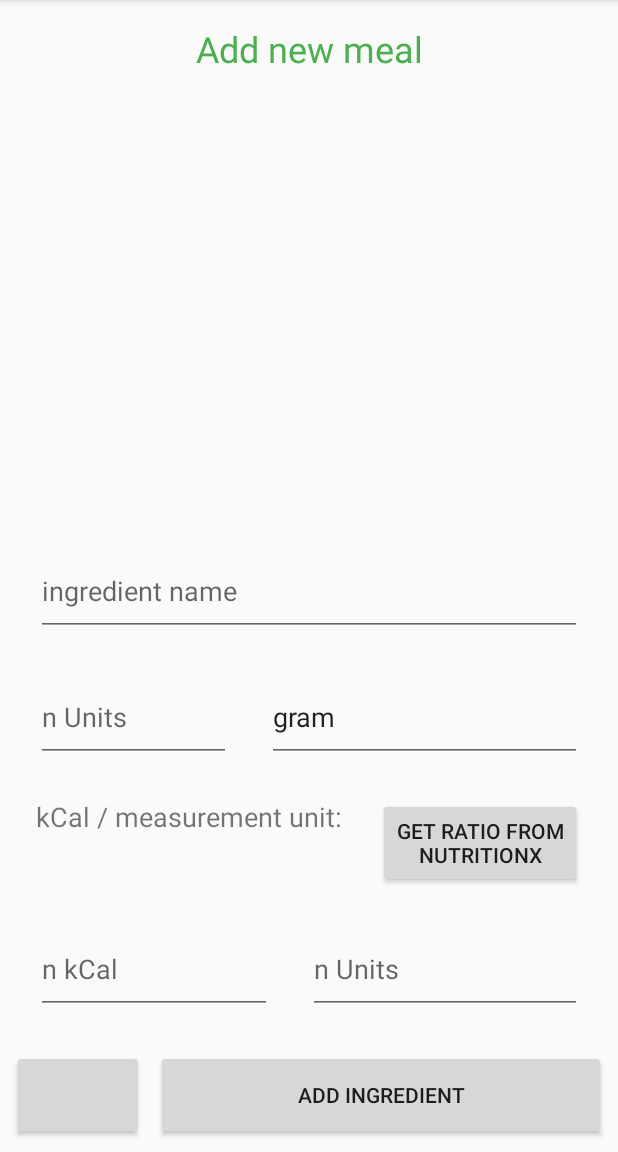
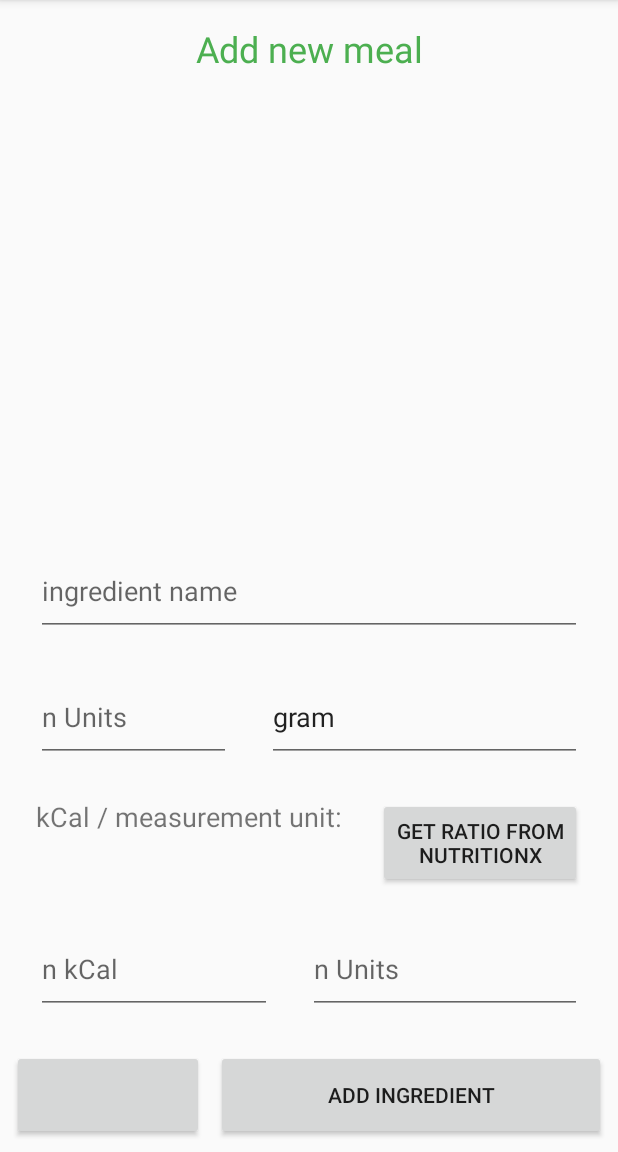
Before and after one commit to stefancrigler/Calorie_King_V2_stefan_rob, an Android app: the AddMealActivity screen opened directly, with no data from a screen before it, on a phone screen of 412 x 824 dp, the part 84-1236 px from its top. Run offline under Robolectric (Android 15) with nearby library versions, the phone set to English and light mode, and no system bars; our stand-ins replace Firebase (no records; nobody signed in at launch, a user with empty details on screens opened directly); Roboto replaces fonts that are not available here.

Commit message:
- fixed crashing problem going into "add new meal" activity

```diff
--- a/app/src/main/java/com/example/calorie_king_stefan_rob/AddMealActivity.java
+++ b/app/src/main/java/com/example/calorie_king_stefan_rob/AddMealActivity.java
@@ -37,7 +37,7 @@ public class AddMealActivity extends AppCompatActivity
    private TextView kcalRatioTextView;
 
    private FirebaseFirestore db;
-   private FirebaseUser currentUser;
+//   private FirebaseUser currentUser;
    private String currentUserUID;
 
    private static String LOG_TAG = "AddMealActivity";
@@ -57,26 +57,23 @@ public class AddMealActivity extends AppCompatActivity
 //      todaysLogRecyclerView.setAdapter(todaysLogAdapter);
 //      db = FirebaseFirestore.getInstance();
 
-      // ingredientNameEditText
+//      currentUserUID = getIntent().getStringExtra("currentUserUID");
+//      db.collection(currentUserUID).document().get
 
-      // unitNameEditText
-
-      // nUnitEditText
-
-      // nKcalInRatioEditText
-
-      // nUnitInRatioEditText
 
       // addIngredientButton
+      addIngredientButton = (Button) this.findViewById(R.id.button_add_ingredient);
       addIngredientButton.setOnClickListener(new View.OnClickListener()
       {
          @Override
          public void onClick(View v)
          {
+
          }
       });
 
       // editDeleteIngredientButton
+      editDeleteIngredientButton = (Button) this.findViewById(R.id.button_edit_delete_ingredient);
       editDeleteIngredientButton.setOnClickListener(new View.OnClickListener()
       {
          @Override
@@ -86,6 +83,7 @@ public class AddMealActivity extends AppCompatActivity
       });
 
       // callNutritionxButton
+      callNutritionxButton = (Button) this.findViewById(R.id.button_call_nutritionx);
       callNutritionxButton.setOnClickListener(new View.OnClickListener()
       {
          @Override
@@ -98,7 +96,6 @@ public class AddMealActivity extends AppCompatActivity
 
 
 //      //DEBUG////////////////////////////////////////////////////////////////////////////////////////////////////////////////
-//      Date date = new Date(System.currentTimeMillis());
 //
 //      Map<String, Object> dataToWrite = new HashMap<>();
 //      dataToWrite.put("unit", "pack");
--- a/app/src/main/java/com/example/calorie_king_stefan_rob/HomeScreen.java
+++ b/app/src/main/java/com/example/calorie_king_stefan_rob/HomeScreen.java
@@ -43,11 +43,9 @@ public class HomeScreen extends AppCompatActivity {
             @Override
             public void onClick(View view){
                 Log.i("Daily Log","Going to Daily Log");
-                // [ROB_MOD] ###############################################################################################
                 Intent homeScreenToDailyLogIntent = new Intent(HomeScreen.this, DailyLogActivity.class);
                 startActivity(homeScreenToDailyLogIntent);
                 finish();
-                // ###############################################################################################[ROB_MOD]
             }
         });
 
--- a/app/src/main/java/com/example/calorie_king_stefan_rob/OpeningPage.java
+++ b/app/src/main/java/com/example/calorie_king_stefan_rob/OpeningPage.java
@@ -8,6 +8,10 @@ import android.view.View;
 import android.widget.Button;
 import android.os.Bundle;
 
+import com.google.firebase.firestore.FirebaseFirestore;
+import com.google.firebase.firestore.QuerySnapshot;
+
+
 public class OpeningPage extends AppCompatActivity {
     private static Button login;
     private static Button signup;
@@ -16,6 +20,8 @@ public class OpeningPage extends AppCompatActivity {
     protected void onCreate(Bundle savedInstanceState) {
         super.onCreate(savedInstanceState);
         setContentView(R.layout.activity_opening_page);
+
+
     }
     public void signUp(View view){
         //Click the sign up button, for users that have never made an account
--- a/app/src/main/res/layout/activity_add_meal.xml
+++ b/app/src/main/res/layout/activity_add_meal.xml
@@ -99,7 +99,7 @@
 
     <Button
         android:id="@+id/button_add_ingredient"
-        android:layout_width="300dp"
+        android:layout_width="260dp"
         android:layout_height="60dp"
         android:layout_marginEnd="8dp"
         android:layout_marginBottom="8dp"
@@ -117,7 +117,7 @@
         app:layout_constraintBottom_toBottomOf="parent"
         app:layout_constraintEnd_toStartOf="@+id/button_add_ingredient"
         app:layout_constraintStart_toStartOf="parent"
-        tools:text="edit/delete ingredient" />
+        tools:text="edit ingredient" />
 
     <TextView
         android:id="@+id/textView_kcal_ratio"
```
Also changed, not shown: app/src/main/java/com/example/calorie_king_stefan_rob/DailyLogActivity.java (+10 -0 lines).
